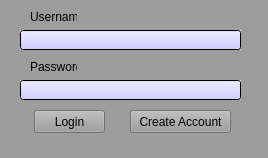
The window that Client/Scripts/login_widget_layout.ui (HoaxShark/comp260-server) describes before a commit, drawn with Qt 5.
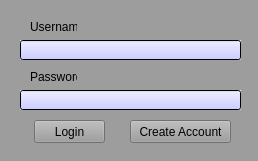
The same window after the commit.

Commit message: got login window working you can login and once in the window is gone you can create new accounts

```diff
--- a/Client/Scripts/login_widget_layout.ui
+++ b/Client/Scripts/login_widget_layout.ui
@@ -6,111 +6,142 @@
    <rect>
     <x>0</x>
     <y>0</y>
-    <width>268</width>
-    <height>158</height>
+    <width>258</width>
+    <height>161</height>
    </rect>
   </property>
   <property name="windowTitle">
    <string>Form</string>
   </property>
+  <property name="autoFillBackground">
+   <bool>true</bool>
+  </property>
   <property name="styleSheet">
-   <string notr="true">background: rgb(157, 157, 157)</string>
+   <string notr="true"/>
   </property>
-  <widget class="QLineEdit" name="password_lineEdit_2">
+  <widget class="QWidget" name="widget" native="true">
    <property name="geometry">
     <rect>
-     <x>20</x>
-     <y>80</y>
-     <width>221</width>
-     <height>20</height>
+     <x>0</x>
+     <y>0</y>
+     <width>261</width>
+     <height>161</height>
     </rect>
    </property>
-   <property name="font">
-    <font>
-     <family>Constantia</family>
-     <pointsize>10</pointsize>
-    </font>
-   </property>
    <property name="styleSheet">
-    <string notr="true">background: QLinearGradient(x1: 0, y1: 0, x2: 0, y2: 1, stop: 0 #eef, stop: 1 #ccf);</string>
+    <string notr="true">background: rgb(157, 157, 157)</string>
    </property>
-   <property name="clearButtonEnabled">
-    <bool>false</bool>
-   </property>
-  </widget>
-  <widget class="QPushButton" name="login_button">
-   <property name="geometry">
-    <rect>
-     <x>34</x>
-     <y>110</y>
-     <width>71</width>
-     <height>23</height>
-    </rect>
-   </property>
-   <property name="text">
-    <string>Login</string>
-   </property>
-  </widget>
-  <widget class="QLineEdit" name="username_lineEdit">
-   <property name="geometry">
-    <rect>
-     <x>20</x>
-     <y>30</y>
-     <width>221</width>
-     <height>20</height>
-    </rect>
-   </property>
-   <property name="font">
-    <font>
-     <family>Constantia</family>
-     <pointsize>10</pointsize>
-    </font>
-   </property>
-   <property name="styleSheet">
-    <string notr="true">background: QLinearGradient(x1: 0, y1: 0, x2: 0, y2: 1, stop: 0 #eef, stop: 1 #ccf);</string>
-   </property>
-   <property name="clearButtonEnabled">
-    <bool>false</bool>
-   </property>
-  </widget>
-  <widget class="QLabel" name="username_label">
-   <property name="geometry">
-    <rect>
-     <x>30</x>
-     <y>10</y>
-     <width>47</width>
-     <height>13</height>
-    </rect>
-   </property>
-   <property name="text">
-    <string>Username</string>
-   </property>
-  </widget>
-  <widget class="QPushButton" name="create_account_button">
-   <property name="geometry">
-    <rect>
-     <x>130</x>
-     <y>110</y>
-     <width>101</width>
-     <height>23</height>
-    </rect>
-   </property>
-   <property name="text">
-    <string>Create Account</string>
-   </property>
-  </widget>
-  <widget class="QLabel" name="password_label">
-   <property name="geometry">
-    <rect>
-     <x>30</x>
-     <y>60</y>
-     <width>47</width>
-     <height>13</height>
-    </rect>
-   </property>
-   <property name="text">
-    <string>Password</string>
-   </property>
+   <widget class="QPushButton" name="create_account_button">
+    <property name="geometry">
+     <rect>
+      <x>130</x>
+      <y>120</y>
+      <width>101</width>
+      <height>23</height>
+     </rect>
+    </property>
+    <property name="styleSheet">
+     <string notr="true">background: rgb(157, 157, 157)</string>
+    </property>
+    <property name="text">
+     <string>Create Account</string>
+    </property>
+   </widget>
+   <widget class="QLabel" name="username_label">
+    <property name="geometry">
+     <rect>
+      <x>30</x>
+      <y>20</y>
+      <width>47</width>
+      <height>13</height>
+     </rect>
+    </property>
+    <property name="styleSheet">
+     <string notr="true">background: rgba(255, 255, 255, 0)</string>
+    </property>
+    <property name="text">
+     <string>Username</string>
+    </property>
+   </widget>
+   <widget class="QLineEdit" name="username_lineEdit">
+    <property name="geometry">
+     <rect>
+      <x>20</x>
+      <y>40</y>
+      <width>221</width>
+      <height>20</height>
+     </rect>
+    </property>
+    <property name="font">
+     <font>
+      <family>Constantia</family>
+      <pointsize>10</pointsize>
+     </font>
+    </property>
+    <property name="styleSheet">
+     <string notr="true">background: QLinearGradient(x1: 0, y1: 0, x2: 0, y2: 1, stop: 0 #eef, stop: 1 #ccf);</string>
+    </property>
+    <property name="clearButtonEnabled">
+     <bool>false</bool>
+    </property>
+   </widget>
+   <widget class="QPushButton" name="login_button">
+    <property name="geometry">
+     <rect>
+      <x>34</x>
+      <y>120</y>
+      <width>71</width>
+      <height>23</height>
+     </rect>
+    </property>
+    <property name="styleSheet">
+     <string notr="true">background: rgb(157, 157, 157)</string>
+    </property>
+    <property name="text">
+     <string>Login</string>
+    </property>
+   </widget>
+   <widget class="QLabel" name="password_label">
+    <property name="geometry">
+     <rect>
+      <x>30</x>
+      <y>70</y>
+      <width>47</width>
+      <height>13</height>
+     </rect>
+    </property>
+    <property name="styleSheet">
+     <string notr="true">background: rgba(255, 255, 255, 0)</string>
+    </property>
+    <property name="text">
+     <string>Password</string>
+    </property>
+   </widget>
+   <widget class="QLineEdit" name="password_lineEdit">
+    <property name="geometry">
+     <rect>
+      <x>20</x>
+      <y>90</y>
+      <width>221</width>
+      <height>20</height>
+     </rect>
+    </property>
+    <property name="font">
+     <font>
+      <family>Constantia</family>
+      <pointsize>10</pointsize>
+     </font>
+    </property>
+    <property name="styleSheet">
+     <string notr="true">background: QLinearGradient(x1: 0, y1: 0, x2: 0, y2: 1, stop: 0 #eef, stop: 1 #ccf);</string>
+    </property>
+    <property name="echoMode">
+     <enum>QLineEdit::Password</enum>
+    </property>
+    <property name="clearButtonEnabled">
+     <bool>false</bool>
+    </property>
+   </widget>
   </widget>
  </widget>
  <resources/>
```
The commit also changes 6 other files.
